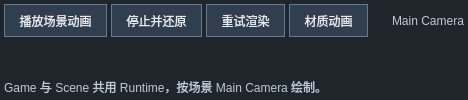
Heroinaddicts/G-Foundation, file GameSprout/View/GameViewUI/GameViewUI.ui: the form before one commit.
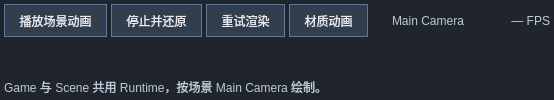
The form after the commit. Custom widgets are drawn as their Qt base class.

```diff
--- a/GameSprout/View/GameViewUI/GameViewUI.ui
+++ b/GameSprout/View/GameViewUI/GameViewUI.ui
@@ -14,11 +14,24 @@
     <item><widget class="QToolButton" name="materialPreviewButton"><property name="text"><string>材质动画</string></property><property name="toolTip"><string>在编辑模式中连续预览水面等动态材质。</string></property><property name="checkable"><bool>true</bool></property></widget></item>
     <item><spacer name="toolbarSpacer"><property name="orientation"><enum>Qt::Horizontal</enum></property><property name="sizeHint" stdset="0"><size><width>20</width><height>1</height></size></property></spacer></item>
     <item><widget class="QLabel" name="cameraLabel"><property name="text"><string>Main Camera</string></property></widget></item>
+    <item>
+     <widget class="ViewportFrameRateLabel" name="fpsLabel">
+      <property name="minimumSize"><size><width>82</width><height>0</height></size></property>
+      <property name="maximumSize"><size><width>82</width><height>16777215</height></size></property>
+      <property name="alignment"><set>Qt::AlignRight|Qt::AlignVCenter</set></property>
+      <property name="margin"><number>6</number></property>
+      <property name="text"><string notr="true">— FPS</string></property>
+      <property name="toolTip"><string>此视口每秒成功提交的画面数。没有持续出帧时显示 — FPS。</string></property>
+     </widget>
+    </item>
    </layout></item>
    <item><widget class="GameViewport" name="gameViewport"><property name="toolTip"><string>运行时点击 Game 画面接收键盘与鼠标输入；Esc 释放输入。暂停后需再次点击画面继续接收输入。</string></property><property name="focusPolicy"><enum>Qt::StrongFocus</enum></property><property name="mouseTracking"><bool>true</bool></property><property name="sizePolicy"><sizepolicy hsizetype="Expanding" vsizetype="Expanding"><horstretch>1</horstretch><verstretch>1</verstretch></sizepolicy></property></widget></item>
    <item><widget class="QLabel" name="statusLabel"><property name="text"><string>Game 与 Scene 共用 Runtime，按场景 Main Camera 绘制。</string></property><property name="wordWrap"><bool>true</bool></property></widget></item>
   </layout>
  </widget>
- <customwidgets><customwidget><class>GameViewport</class><extends>QWidget</extends><header>GameViewport.h</header><container>0</container></customwidget></customwidgets>
+ <customwidgets>
+  <customwidget><class>GameViewport</class><extends>QWidget</extends><header>GameViewport.h</header><container>0</container></customwidget>
+  <customwidget><class>ViewportFrameRateLabel</class><extends>QLabel</extends><header>../Shared/ViewportFrameRateLabel.h</header></customwidget>
+ </customwidgets>
  <resources/><connections/>
 </ui>
```
